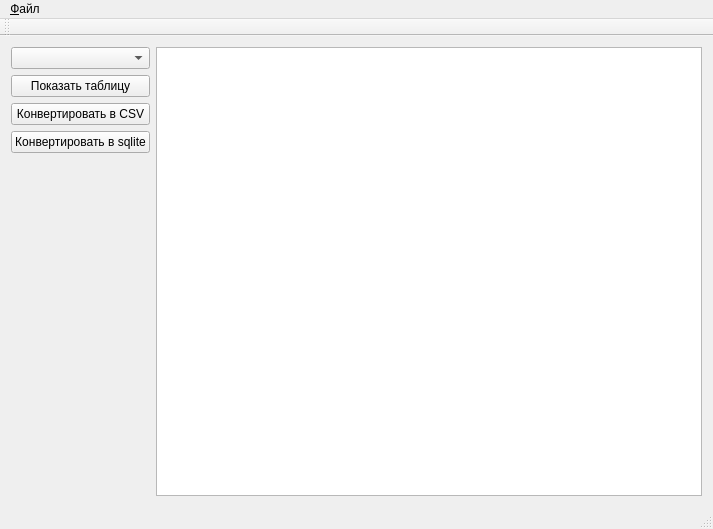
Old version of the form mainwindow.ui in the repository Kolya-Barabash/Converter.
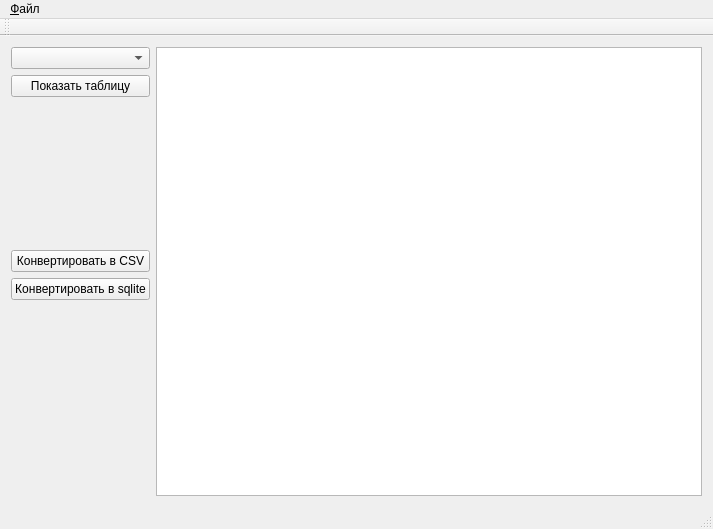
New version of the form.

Diff of the .ui file:
```diff
--- a/mainwindow.ui
+++ b/mainwindow.ui
@@ -28,20 +28,23 @@
       </property>
      </widget>
     </item>
-    <item row="3" column="0">
-     <widget class="QPushButton" name="convertSqlButton">
-      <property name="text">
-       <string>Конвертировать в sqlite</string>
-      </property>
-     </widget>
+    <item row="0" column="1" rowspan="11">
+     <widget class="QTableView" name="sqlView"/>
     </item>
-    <item row="2" column="0">
+    <item row="5" column="0">
      <widget class="QPushButton" name="convertButton">
       <property name="text">
        <string>Конвертировать в CSV</string>
       </property>
      </widget>
     </item>
+    <item row="6" column="0">
+     <widget class="QPushButton" name="convertSqlButton">
+      <property name="text">
+       <string>Конвертировать в sqlite</string>
+      </property>
+     </widget>
+    </item>
    </layout>
   </widget>
   <widget class="QToolBar" name="mainToolBar">
```
Left out of the diff: 4 changed lines with no effect on the pictures.
